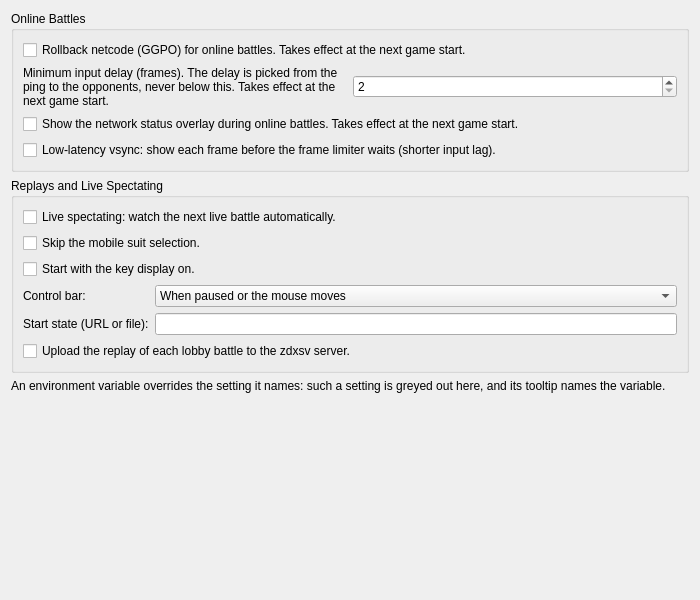
Qt form pcsx2-qt/Settings/ZdxsvSettingsWidget.ui (inada-s/pcsx2) before a commit.
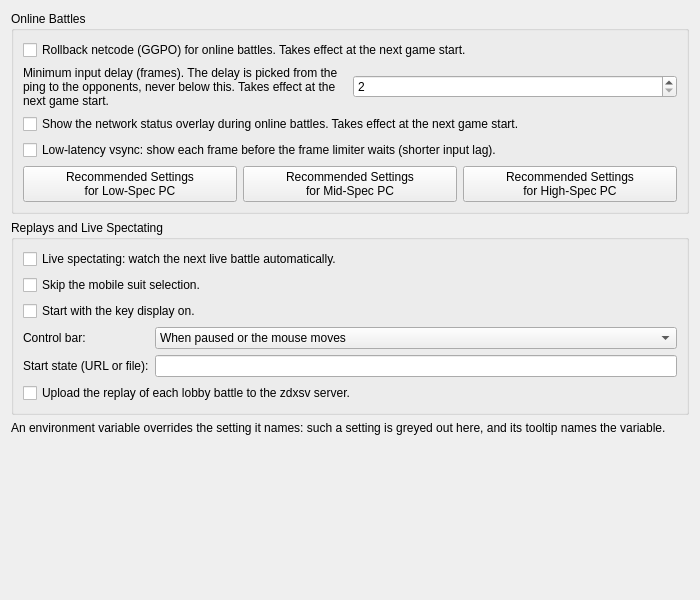
The same form after that commit.

Commit message: Zdxsv: recommended-settings buttons (Low/Mid/High) on the zdxsv settings page

```diff
--- a/pcsx2-qt/Settings/ZdxsvSettingsWidget.ui
+++ b/pcsx2-qt/Settings/ZdxsvSettingsWidget.ui
@@ -68,6 +68,34 @@
         </property>
        </widget>
       </item>
+      <item>
+       <layout class="QHBoxLayout" name="zdxsvPresetLayout">
+        <item>
+         <widget class="QPushButton" name="zdxsvPresetLow">
+          <property name="text">
+           <string>Recommended Settings
+for Low-Spec PC</string>
+          </property>
+         </widget>
+        </item>
+        <item>
+         <widget class="QPushButton" name="zdxsvPresetMid">
+          <property name="text">
+           <string>Recommended Settings
+for Mid-Spec PC</string>
+          </property>
+         </widget>
+        </item>
+        <item>
+         <widget class="QPushButton" name="zdxsvPresetHigh">
+          <property name="text">
+           <string>Recommended Settings
+for High-Spec PC</string>
+          </property>
+         </widget>
+        </item>
+       </layout>
+      </item>
      </layout>
     </widget>
    </item>
```
The commit also changes 5 other files.
